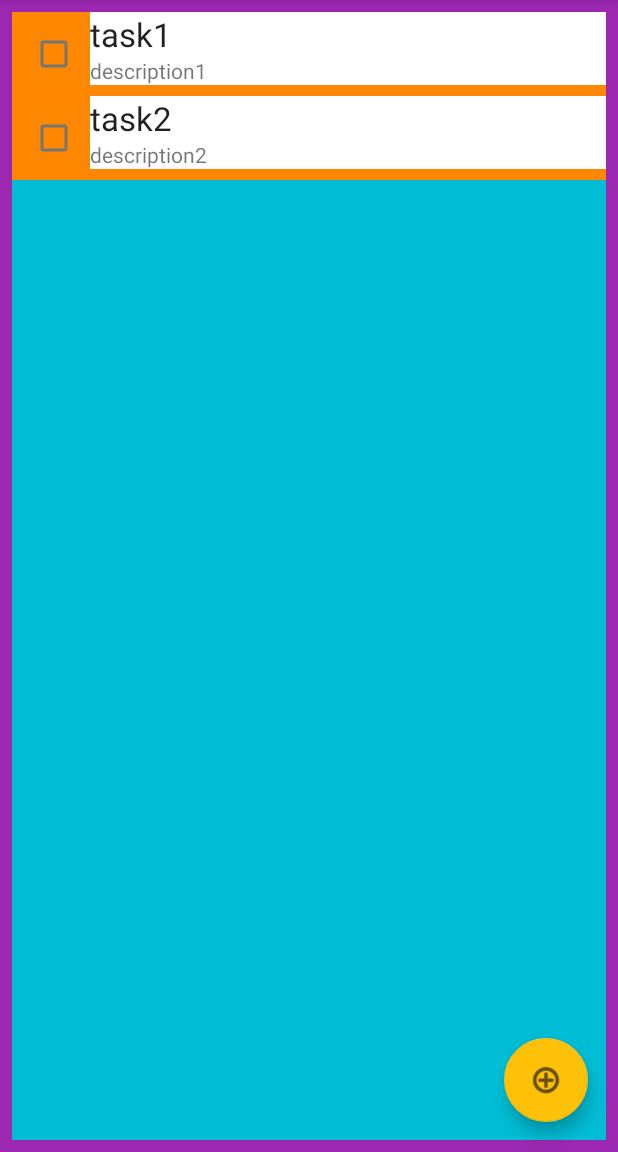
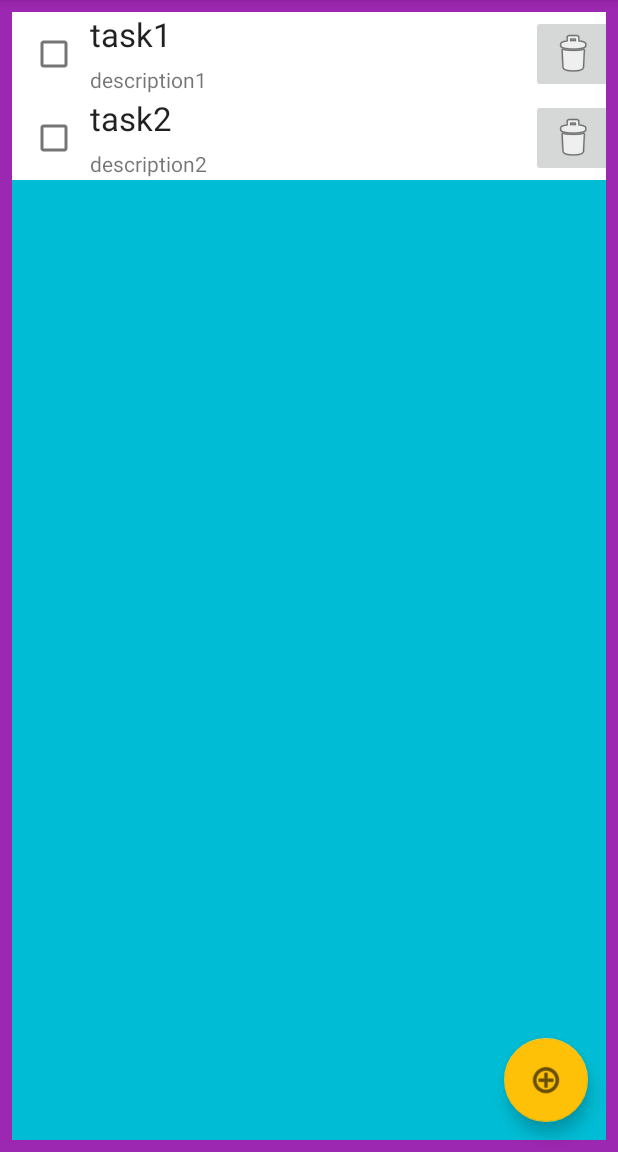
Before and after one commit to kristen-hyman/CS5520_project, an Android app: the screen it shows after launch (MainActivity_ListView), on a phone screen of 412 x 824 dp, the part 84-1236 px from its top. Run offline under Robolectric (Android 15) with nearby library versions, the phone set to English and light mode, and no system bars; our stand-ins replace Room's generated code, data binding; 1 statement that could not run was skipped.

```diff
--- a/ToDoAppKH/app/src/main/java/edu/neu/madsea/kristenhyman/ToDoViewModel.java
+++ b/ToDoAppKH/app/src/main/java/edu/neu/madsea/kristenhyman/ToDoViewModel.java
@@ -2,7 +2,9 @@ package edu.neu.madsea.kristenhyman;
 
 import android.app.Application;
 import android.content.Context;
+import android.content.Intent;
 import android.util.Log;
+import android.view.View;
 
 import androidx.lifecycle.AndroidViewModel;
 import androidx.lifecycle.LiveData;
@@ -83,8 +85,21 @@ public class ToDoViewModel extends AndroidViewModel {
         return createdTodo;
     }
 
+    public void deleteTodo(ToDo todoToDelete) {
+
+        repository.delete(todoToDelete);
+
+        // remove todo from scheduled work...
+        // ReminderWorker.scheduleWork(getApplication().getApplicationContext(), createdTodo);
+
+    }
+
     public LiveData<List<ToDo>> getAllToDos() {
         return mAllToDos;
     }
 
+    public void cancelNewTodo() {
+        //return to mainActivity
+
+    }
 }
--- a/ToDoAppKH/app/src/main/java/edu/neu/madsea/kristenhyman/data/ToDoDao.java
+++ b/ToDoAppKH/app/src/main/java/edu/neu/madsea/kristenhyman/data/ToDoDao.java
@@ -25,6 +25,9 @@ import edu.neu.madsea.kristenhyman.data.ToDo;
     @Insert(onConflict = OnConflictStrategy.IGNORE)
     void insert(ToDo toDo);
 
+    @Query("DELETE FROM todo_table WHERE taskTitle = :inputTaskTitle")
+    int deleteByTaskTitle(String inputTaskTitle);
+
     @Query("DELETE FROM todo_table")
     void deleteAll();
 }
--- a/ToDoAppKH/app/src/main/java/edu/neu/madsea/kristenhyman/data/ToDoRepository.java
+++ b/ToDoAppKH/app/src/main/java/edu/neu/madsea/kristenhyman/data/ToDoRepository.java
@@ -38,15 +38,6 @@ public class ToDoRepository {
         return mAllToDos;
     }
 
-    // TODO: resolve live data/ data issue in this method so I can get all the todos.
-    /**
-    public List<ToDo>getTodosToBeReminded(LocalDateTime start, LocalDateTime end) {
-         mAllToDos = getAllTodos();
-         reminderToDos = mAllToDos.getTodosToBeReminded(start, end);
-
-        return reminderToDos;
-    }
-     */
 
     public static ToDoRepository getToDoRepository(Context app) {
         if (singleton == null) {
@@ -60,4 +51,10 @@ public class ToDoRepository {
             mToDoDao.insert(todo);
         });
     }
+
+    public void delete(ToDo todo) {
+        ToDoDatabase.databaseWriteExecutor.execute(() -> {
+            mToDoDao.deleteByTaskTitle(todo.getTaskTitle());
+        });
+    }
 }
--- a/ToDoAppKH/app/src/main/res/layout/to_do_item_view.xml
+++ b/ToDoAppKH/app/src/main/res/layout/to_do_item_view.xml
@@ -3,6 +3,7 @@
 
 <layout xmlns:android="http://schemas.android.com/apk/res/android"
     xmlns:app="http://schemas.android.com/apk/res-auto"
+
     xmlns:tools="http://schemas.android.com/tools">
 
     <data>
@@ -18,7 +19,7 @@
     <androidx.constraintlayout.widget.ConstraintLayout
         android:layout_width="match_parent"
         android:layout_height="wrap_content"
-        android:background="@android:color/holo_orange_dark">
+        android:background="@android:color/background_light">
 
         <CheckBox
             android:id="@+id/checkBox2"
@@ -33,24 +34,39 @@
 
         <TextView
             android:id="@+id/titleTextView"
-            android:layout_width="0dp"
-            android:layout_height="wrap_content"
+            android:layout_width="302dp"
+            android:layout_height="35dp"
             android:background="@android:color/background_light"
             android:text="@{todoTask.taskTitle}"
             android:textAppearance="@style/TextAppearance.AppCompat.Large"
             app:layout_constraintEnd_toEndOf="parent"
+            app:layout_constraintHorizontal_bias="0.0"
             app:layout_constraintStart_toEndOf="@+id/checkBox2"
             app:layout_constraintTop_toTopOf="parent" />
 
         <TextView
             android:id="@+id/detailTextView"
-            android:layout_width="0dp"
-            android:layout_height="wrap_content"
+            android:layout_width="303dp"
+            android:layout_height="20dp"
             android:background="@android:color/background_light"
             android:text="@{todoTask.description}"
             android:textAppearance="@style/TextAppearance.AppCompat.Small"
-            app:layout_constraintEnd_toEndOf="parent"
+            app:layout_constraintEnd_toStartOf="@+id/deleteTaskButton"
+            app:layout_constraintHorizontal_bias="0.0"
             app:layout_constraintStart_toEndOf="@+id/checkBox2"
             app:layout_constraintTop_toBottomOf="@+id/titleTextView" />
+
+        <ImageButton
+            android:id="@+id/deleteTaskButton"
+            android:layout_width="wrap_content"
+            android:layout_height="wrap_content"
+            android:layout_marginEnd="2dp"
+            android:onClick="deleteTodo"
+            app:layout_constraintBottom_toBottomOf="parent"
+            app:layout_constraintEnd_toEndOf="parent"
+            app:layout_constraintStart_toEndOf="@+id/titleTextView"
+            app:layout_constraintTop_toTopOf="parent"
+            app:srcCompat="@android:drawable/ic_menu_delete" />
+
     </androidx.constraintlayout.widget.ConstraintLayout>
 </layout>
--- a/ToDoAppKH/build.gradle
+++ b/ToDoAppKH/build.gradle
@@ -5,7 +5,7 @@ buildscript {
         mavenCentral()
     }
     dependencies {
-        classpath "com.android.tools.build:gradle:7.0.0"
+        classpath 'com.android.tools.build:gradle:7.0.2'
 
         // NOTE: Do not place your application dependencies here; they belong
         // in the individual module build.gradle files
```
Also changed, not shown: ToDoAppKH/app/src/main/java/edu/neu/madsea/kristenhyman/MainActivity_ListView.java (+8 -0 lines), ToDoAppKH/app/src/main/java/edu/neu/madsea/kristenhyman/NewToDoActivity.java (+19 -2 lines), ToDoAppKH/app/src/main/java/edu/neu/madsea/kristenhyman/ToDoListFragment.java (+21 -0 lines), ToDoAppKH/app/src/main/res/layout/activity_new_to_do.xml (+9 -5 lines).
